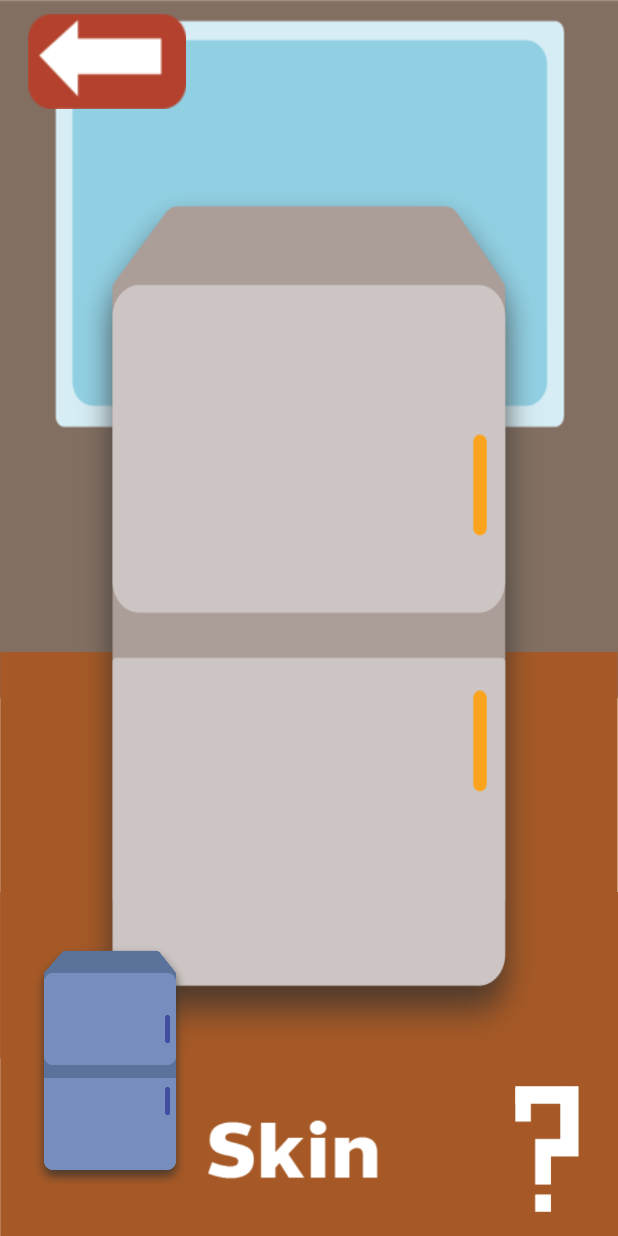
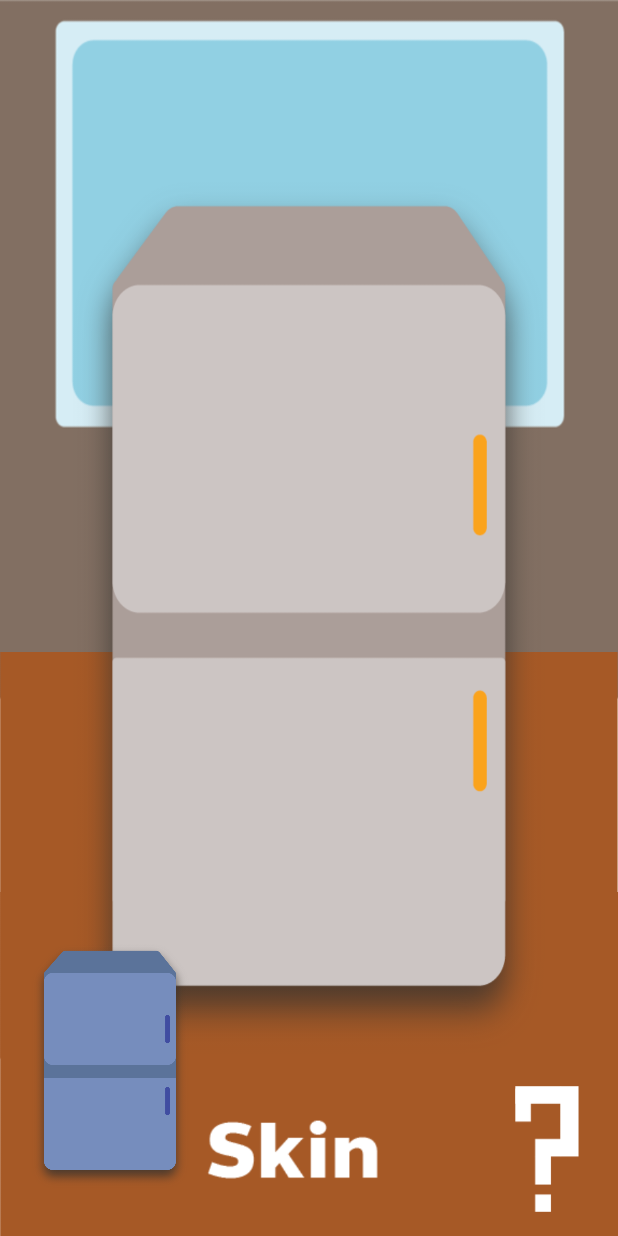
Before and after one commit to XspOttEr15/TuhYenApp, an Android app: the Home screen opened directly, with no data from a screen before it, on a phone screen of 412 x 824 dp. Run offline under Robolectric (Android 15) with nearby library versions, the phone set to English and light mode, and no system bars.

Commit message:
finished project

```diff
--- a/app/src/main/java/com/example/todoapp/Home.kt
+++ b/app/src/main/java/com/example/todoapp/Home.kt
@@ -19,12 +19,6 @@ class Home : AppCompatActivity() {
             startActivity(intent2)
         }
 
-        val imageButtonBack = findViewById<ImageButton>(R.id.imageButton3)
-        imageButtonBack.setOnClickListener{
-            val intent3 = Intent (this, MainActivity::class.java)
-            startActivity(intent3)
-        }
-
         val imageButtonskin = findViewById<ImageButton>(R.id.imageButton02)
         imageButtonskin.setOnClickListener{
             val intent3 = Intent (this, skin_popup::class.java)
--- a/app/src/main/res/layout/activity_home.xml
+++ b/app/src/main/res/layout/activity_home.xml
@@ -60,22 +60,6 @@
         tools:ignore="ContentDescription,HardcodedText,ImageContrastCheck,SpeakableTextPresentCheck" />
 
     <ImageButton
-        android:id="@+id/imageButton3"
-        android:layout_width="108dp"
-        android:layout_height="81dp"
-        android:background="?android:attr/selectableItemBackground"
-        android:contentDescription="backbutton"
-        android:hint="e.g 8"
-        app:layout_constraintBottom_toBottomOf="parent"
-        app:layout_constraintEnd_toEndOf="parent"
-        app:layout_constraintHorizontal_bias="0.056"
-        app:layout_constraintStart_toStartOf="parent"
-        app:layout_constraintTop_toTopOf="parent"
-        app:layout_constraintVertical_bias="0.0"
-        app:srcCompat="@drawable/asset_11"
-        tools:ignore="ContentDescription,HardcodedText" />
-
-    <ImageButton
         android:id="@+id/imageButton02"
         android:layout_width="108dp"
         android:layout_height="166dp"
```
